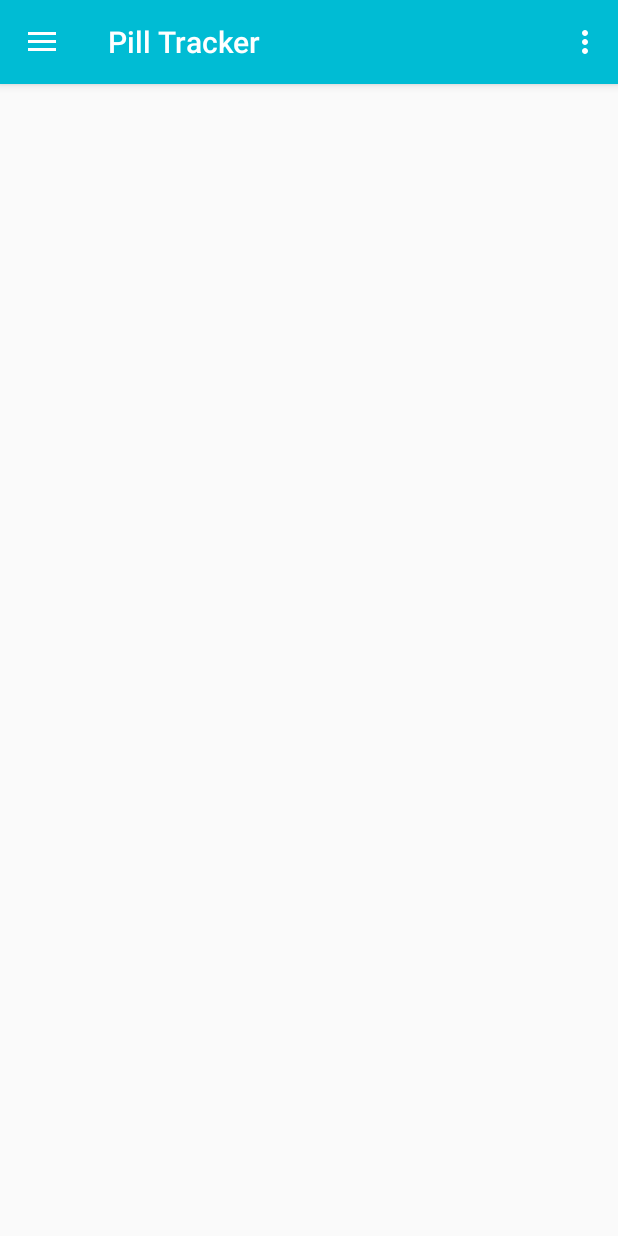
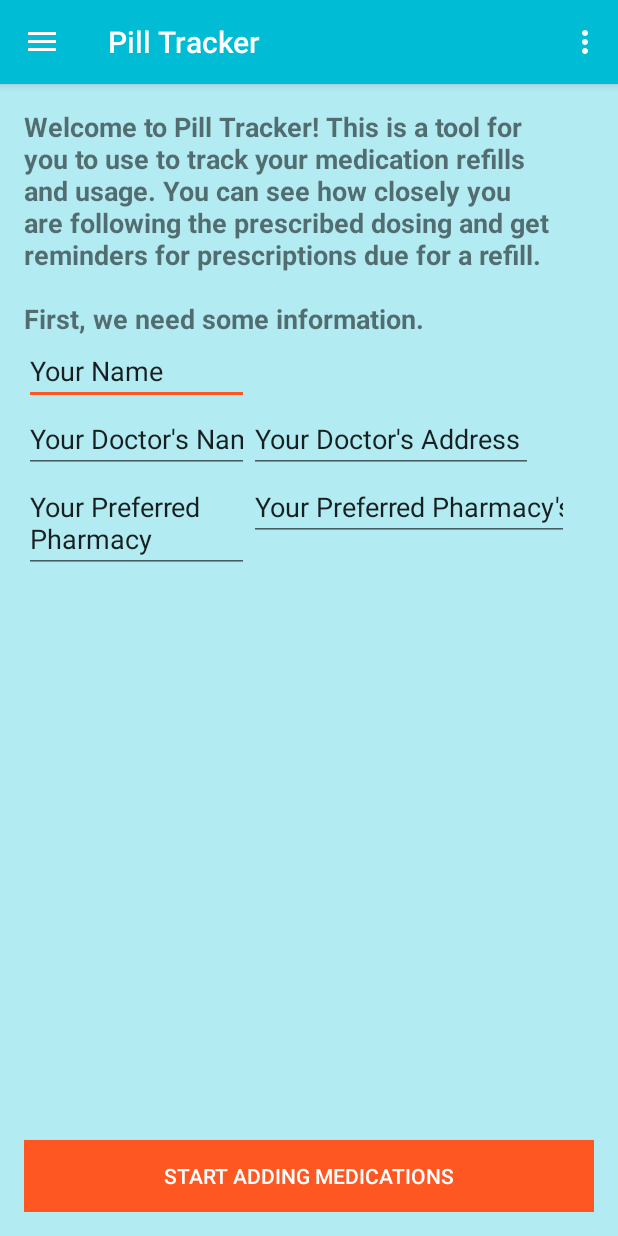
Before and after one commit to arolling/Android-Pill-Tracker, an Android app: the screen it shows after launch (NewUserActivity), after a tap on "NEW USER?", on a phone screen of 412 x 824 dp. Run offline under Robolectric (Android 15) with nearby library versions, the light colour scheme and no system bars; our stand-ins replace ButterKnife.

Commit message:
Make new user form with button layout

```diff
--- a/app/src/main/AndroidManifest.xml
+++ b/app/src/main/AndroidManifest.xml
@@ -15,7 +15,11 @@
                 <category android:name="android.intent.category.LAUNCHER" />
             </intent-filter>
         </activity>
-        <activity android:name=".NewUserActivity"></activity>
+        <activity android:name=".NewUserActivity">
+            <meta-data
+                android:name="android.support.PARENT_ACTIVITY"
+                android:value="com.epicodus.pilltracker.MainActivity" />
+        </activity>
     </application>
 
 </manifest>
--- a/app/src/main/java/com/epicodus/pilltracker/MainActivity.java
+++ b/app/src/main/java/com/epicodus/pilltracker/MainActivity.java
@@ -23,7 +23,7 @@ import butterknife.ButterKnife;
 public class MainActivity extends AppCompatActivity implements View.OnClickListener {
     public static final String TAG = MainActivity.class.getSimpleName();
     private String[] mNavChoices;
-    @Bind(R.id.drawer_layout) DrawerLayout mDrawerLayout;
+    protected @Bind(R.id.drawer_layout) DrawerLayout mDrawerLayout;
     @Bind(R.id.navigation_drawer) ListView mDrawerList;
     private ActionBarDrawerToggle mDrawerToggle;
     private CharSequence mDrawerTitle;
--- a/app/src/main/res/layout/activity_new_user.xml
+++ b/app/src/main/res/layout/activity_new_user.xml
@@ -3,10 +3,97 @@
     xmlns:tools="http://schemas.android.com/tools"
     android:layout_width="match_parent"
     android:layout_height="match_parent"
-    android:paddingBottom="@dimen/activity_vertical_margin"
     android:paddingLeft="@dimen/activity_horizontal_margin"
     android:paddingRight="@dimen/activity_horizontal_margin"
     android:paddingTop="@dimen/activity_vertical_margin"
-    tools:context="com.epicodus.pilltracker.NewUserActivity">
+    android:paddingBottom="@dimen/activity_vertical_margin"
+    tools:context="com.epicodus.pilltracker.NewUserActivity"
+    android:background="@color/colorPrimaryLight">
+
+    <TextView
+        android:layout_width="wrap_content"
+        android:layout_height="wrap_content"
+        android:text="@string/welcome_new_user"
+        android:id="@+id/textView"
+        android:layout_alignParentTop="true"
+        android:layout_alignParentLeft="true"
+        android:layout_alignParentStart="true"
+        android:layout_alignParentRight="true"
+        android:layout_alignParentEnd="true"
+        android:textStyle="bold"
+        android:textSize="18sp" />
+
+    <GridLayout
+        android:layout_width="match_parent"
+        android:layout_height="match_parent"
+        android:layout_below="@+id/textView"
+        android:layout_alignParentLeft="true"
+        android:layout_alignParentStart="true"
+        android:layout_alignRight="@+id/textView"
+        android:layout_alignEnd="@+id/textView"
+        android:layout_above="@+id/addMedicationsButton">
+
+        <EditText
+            android:layout_width="150dp"
+            android:layout_height="wrap_content"
+            android:inputType="textPersonName"
+            android:text="Your Name"
+            android:ems="10"
+            android:id="@+id/etUserName"
+            android:layout_row="0"
+            android:layout_column="0" />
+
+        <EditText
+            android:layout_width="150dp"
+            android:layout_height="wrap_content"
+            android:inputType="textPersonName"
+            android:text="Your Doctor&apos;s Name"
+            android:ems="10"
+            android:id="@+id/etDoctorName"
+            android:layout_row="1"
+            android:layout_column="0" />
+
+        <EditText
+            android:layout_width="150dp"
+            android:layout_height="wrap_content"
+            android:id="@+id/etPharmacyName"
+            android:layout_row="2"
+            android:layout_column="0"
+            android:text="Your Preferred Pharmacy" />
+
+        <EditText
+            android:layout_width="189dp"
+            android:layout_height="wrap_content"
+            android:inputType="textPostalAddress"
+            android:ems="10"
+            android:id="@+id/etDoctorAddress"
+            android:layout_row="1"
+            android:layout_column="1"
+            android:text="Your Doctor&apos;s Address" />
+
+        <EditText
+            android:layout_width="wrap_content"
+            android:layout_height="wrap_content"
+            android:inputType="textPostalAddress"
+            android:ems="10"
+            android:id="@+id/etPharmacyAddress"
+            android:layout_row="2"
+            android:layout_column="1"
+            android:text="Your Preferred Pharmacy&apos;s Address" />
+
+    </GridLayout>
+
+    <Button
+        android:layout_width="fill_parent"
+        android:layout_height="wrap_content"
+        android:text="Start Adding Medications"
+        android:id="@+id/addMedicationsButton"
+        android:layout_alignParentTop="false"
+        android:layout_centerHorizontal="true"
+        android:layout_row="8"
+        android:layout_column="0"
+        android:layout_alignParentBottom="true"
+        android:background="@color/colorAccent"
+        android:textColor="@color/colorIcons" />
 
 </RelativeLayout>
--- a/app/src/main/res/values/colors.xml
+++ b/app/src/main/res/values/colors.xml
@@ -3,9 +3,9 @@
     <color name="colorPrimaryDark">#0097a7</color>
     <color name="colorAccent">#ff5722</color>
     <color name="colorPrimary">#00bcd4</color>
-    <color name="colorPrimaryLight">#B2EBF2</color>
+    <color name="colorPrimaryLight">#b2ebf2</color>
     <color name="colorPrimaryText">#212121</color>
     <color name="colorSecondaryText">#727272</color>
-    <color name="colorIcons">#FFFFFF</color>
+    <color name="colorIcons">#ffffff</color>
     <color name="colorDivider">#B6B6B6</color>
 </resources>
--- a/app/src/main/res/values/strings.xml
+++ b/app/src/main/res/values/strings.xml
@@ -12,4 +12,5 @@
     <string name="drawer_close">Close navigation drawer</string>
     <string name="action_websearch">Web search</string>
     <string name="app_not_available">Sorry, there\'s no web browser available</string>
+    <string name="welcome_new_user">"Welcome to Pill Tracker! This is a tool for you to use to track your medication refills and usage. You can see how closely you are following the prescribed dosing and get reminders for prescriptions due for a refill.\n\nFirst, we need some information."</string>
 </resources>
```
